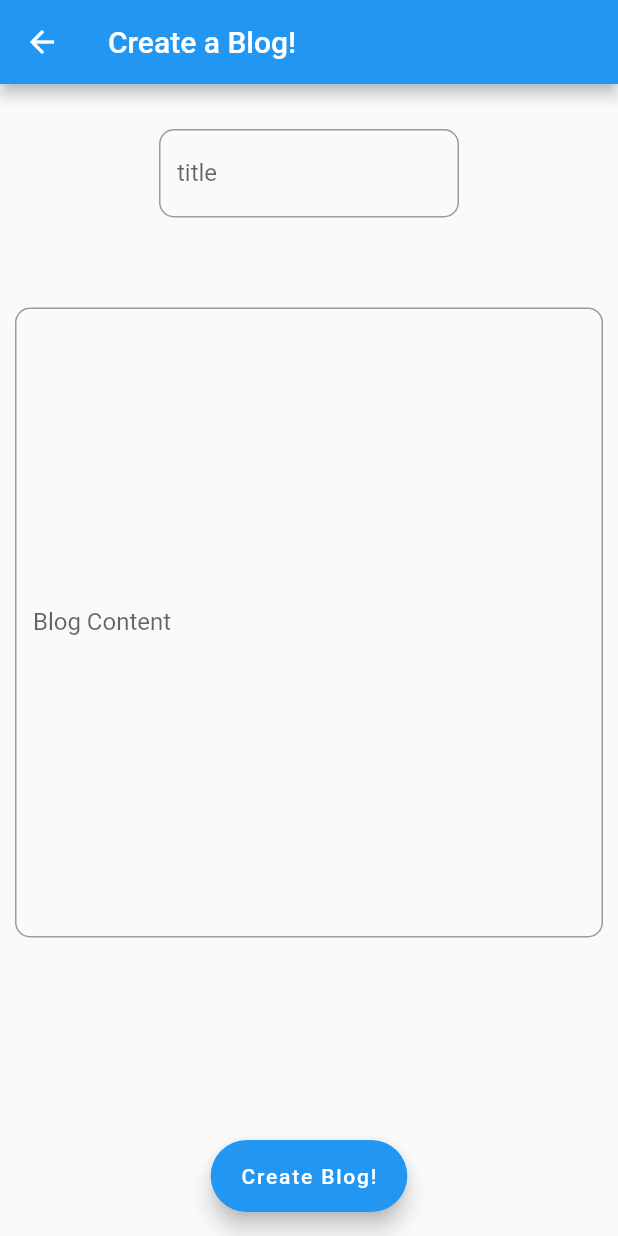
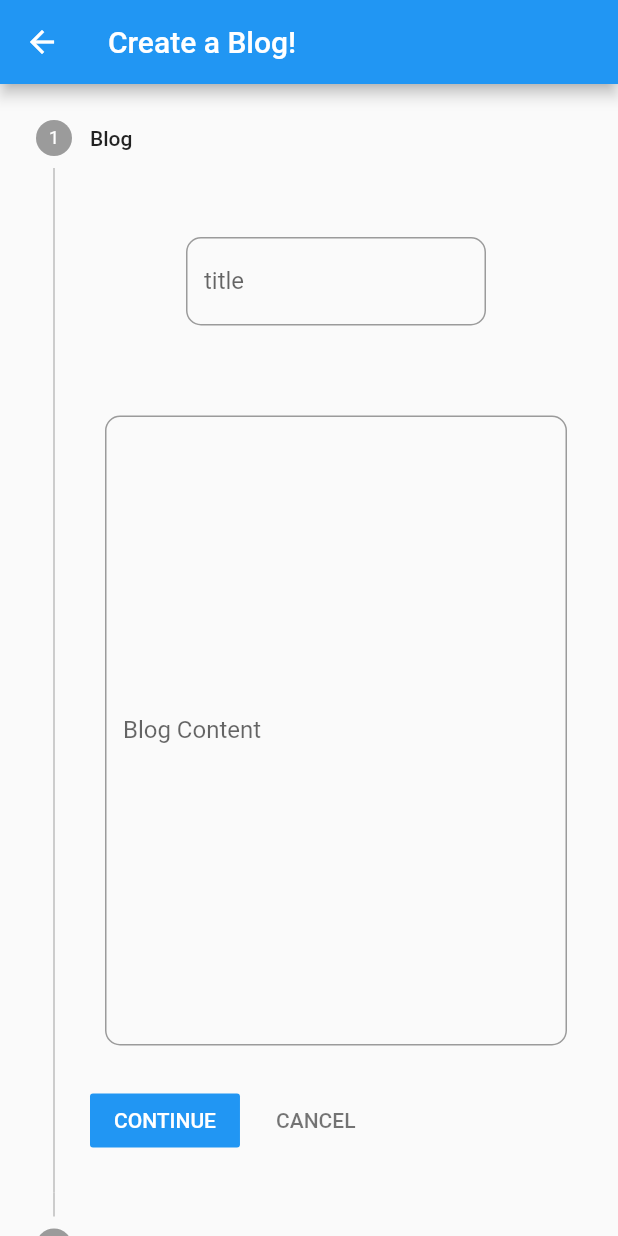
Before and after one commit to AllifAmey/blogapp-frontend, a Flutter app: the BlogCreateForm screen opened by its route, on a phone screen of 412 x 824 dp. Run offline on Flutter 3.47's test engine with Material 2 defaults, Android fonts, the phone set to English and light mode, and no system bars; our stand-ins replace font_awesome_flutter; missing offline and left inert: dart:ffi; network calls fail.

Commit message:
reformed blog creation and added option to preview blog

```diff
--- a/lib/providers/user_blog_provider.dart
+++ b/lib/providers/user_blog_provider.dart
@@ -14,6 +14,8 @@ class UserBlog {
   final String? username;
   final String? title;
   final String? blogContent;
+  late String? address;
+  late String? location;
 
 
   UserBlog({required this.username, required this.title, required this.blogContent});
--- a/lib/screens/blog_create_form.dart
+++ b/lib/screens/blog_create_form.dart
@@ -6,6 +6,7 @@ import 'package:font_awesome_flutter/font_awesome_flutter.dart';
 import '../providers/user_provider.dart';
 import '../providers/user_blog_provider.dart';
 import './blog_main.dart';
+import 'blog_individual.dart';
 
 
 class BlogCreateForm extends StatefulWidget {
@@ -20,22 +21,19 @@ class _BlogCreateFormState extends State<BlogCreateForm> {
 
   final _form = GlobalKey<FormState>();
 
-
-
-  String title = '';
+  String blogTitle = '';
   String blogContent = '';
-
-
-
+  int _currentStep = 0;
 
   @override
   Widget build(BuildContext context) {
     final userBlogUnconfirmed = Provider.of<UserBlogProvider>(context);
     final user = Provider.of<UserProvider>(context);
 
-    UserBlog _editedUserBlog = UserBlog(username: user.getUserId().toString(), title: title, blogContent: blogContent);
+    UserBlog _editedUserBlog = UserBlog(username: user.getUserId().toString(), title: blogTitle, blogContent: blogContent);
 
     void blogConfirmationPage (BuildContext ctx ) {
+      // widget shown after user presses create blog button
       showModalBottomSheet(
         elevation: 100,
         shape: RoundedRectangleBorder(
@@ -66,16 +64,37 @@ class _BlogCreateFormState extends State<BlogCreateForm> {
       },);
     }
 
-    void saveform(BuildContext ctx) {
+    void saveForm(BuildContext ctx, [bool preview = false]) {
+      // option to preview blog and to confirm
+      if (preview = true) {
+        _form.currentState?.save();
+        Navigator.of(ctx).push(
+            MaterialPageRoute(
+                builder: (_) {
+                  return Blog(
+                    userName: _editedUserBlog.username as String,
+                    blogTitle: _editedUserBlog.title as String,
+                    blogContent: _editedUserBlog.blogContent as String,
+                    preview: true,
+                  );
+                }
+            ));
+      }
+      else{
         _form.currentState?.save();
         blogConfirmationPage(ctx);
       }
-
+    }
+    // where the form is created
     return Scaffold(
       appBar: AppBar(
         title: Text("Create a Blog!"),
       ),
-      body: Form(
+      body: Stepper(
+        type: StepperType.vertical,
+        steps: [
+          Step(title: Text("Blog"),
+            content: Form(
               key: _form,
               child: SingleChildScrollView(
                 child: Column(
@@ -109,25 +128,67 @@ class _BlogCreateFormState extends State<BlogCreateForm> {
                         keyboardType: TextInputType.multiline,
                         maxLines: 20,
                         onChanged: (value) {
-
                         },
                         onSaved: (value) {
                           _editedUserBlog = UserBlog(username: user.getUserId().toString(), title: _editedUserBlog.title, blogContent: value);
                         },
-
                       ),
                     )
                   ],
                 ),
               ),
             ),
-      floatingActionButton: FloatingActionButton.extended(
+          ),
+          Step(
+              title: Text("Location"),
+              content: Text("Location")
+          ),
+          Step(
+              title: Text("Picture"),
+              content: Text("Picture")
+          ),
+          Step(
+              title: Text("Confirm"),
+              content: Row(
+                mainAxisAlignment: MainAxisAlignment.spaceEvenly,
+                children: [
+                      ElevatedButton(
                         onPressed: () {
-          saveform(context);
+                          saveForm(context);
                         },
-        label: Text("Create Blog!"),
+                        child: Text("Preview!"),
                       ),
-      floatingActionButtonLocation: FloatingActionButtonLocation.centerFloat,
+                      ElevatedButton(
+                        onPressed: () {
+                          saveForm(context);
+                        },
+                        child: Text("Confirm Blog"),
+                      ),
+                  ]
+              )
+          ),
+
+        ],
+                onStepTapped: (int newIndex) {
+                  setState(() {
+                    _currentStep: newIndex;
+                  });},
+        currentStep: _currentStep,
+        onStepContinue: () {
+          if (_currentStep != 3) {
+            setState(() {
+              _currentStep += 1;
+            });
+          }
+        },
+        onStepCancel: () {
+          if (_currentStep != 0 ) {
+            setState(() {
+              _currentStep -= 1;
+            });
+          }
+        },
+      ),
     );
   }
 }
--- a/lib/screens/blog_created.dart
+++ b/lib/screens/blog_individual.dart
@@ -1,3 +1,5 @@
+import 'dart:ffi';
+
 import 'package:flutter/material.dart';
 
 class Blog extends StatelessWidget {
@@ -5,18 +7,20 @@ class Blog extends StatelessWidget {
   String userName;
   String blogTitle;
   String blogContent;
+  bool preview;
 
   Blog({
     required this.userName,
     required this.blogTitle,
     required this.blogContent,
+    this.preview = false
   });
 
   @override
   Widget build(BuildContext context) {
     return Scaffold(
       appBar: AppBar(
-        title: Text(this.userName),
+        title: preview ? Text("Preview") : Text(this.userName),
       ),
       body: Center(
         child: Column(
--- a/lib/screens/blog_main.dart
+++ b/lib/screens/blog_main.dart
@@ -7,7 +7,7 @@ import '../providers/user_blog_provider.dart';
 
 import './blog_create_form.dart';
 import './account.dart';
-import './blog_created.dart';
+import './blog_individual.dart';
 
 class BlogMain extends StatelessWidget {
   static const routeName = 'blog-main/';
@@ -22,9 +22,9 @@ class BlogMain extends StatelessWidget {
     List<Widget> createBlogList(BuildContext ctx) {
 
       // function that returns a list of blogs or a list of widgets .
+
       final userBlogList = userBlog.blog_list;
       List<Widget> BlogListWidgets = [];
-
       userBlogList.map((blog) {
         BlogListWidgets.add(
             GestureDetector(
```
Lines whose indentation alone changed are shown as unchanged.
